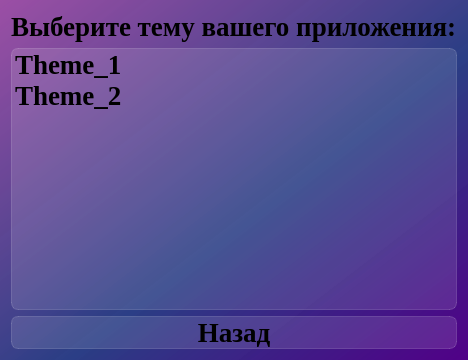
Old version of the form ui/choose_theme.ui in the repository PsychoPo/SE_GTM.
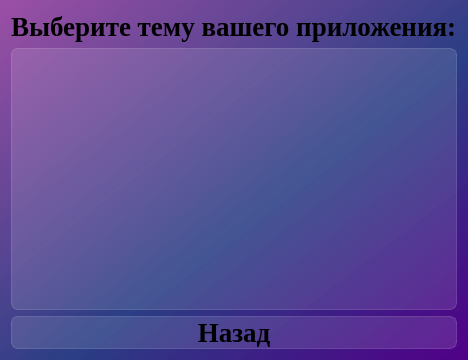
New version of the form.

The edit to the form file:
```diff
--- a/ui/choose_theme.ui
+++ b/ui/choose_theme.ui
@@ -51,16 +51,6 @@
 background-color: rgba(255, 255, 255, 50);
 }</string>
      </property>
-     <item>
-      <property name="text">
-       <string>Theme_1</string>
-      </property>
-     </item>
-     <item>
-      <property name="text">
-       <string>Theme_2</string>
-      </property>
-     </item>
     </widget>
    </item>
    <item>
```
